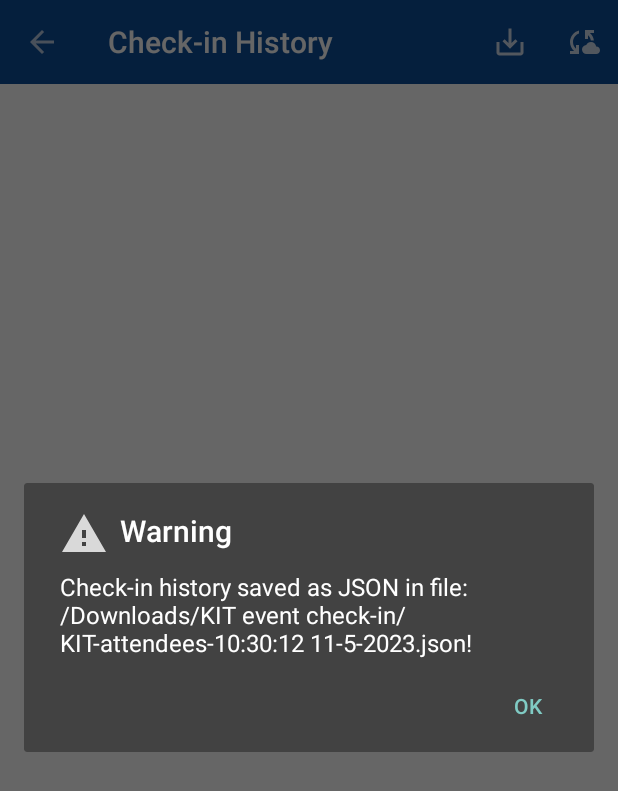
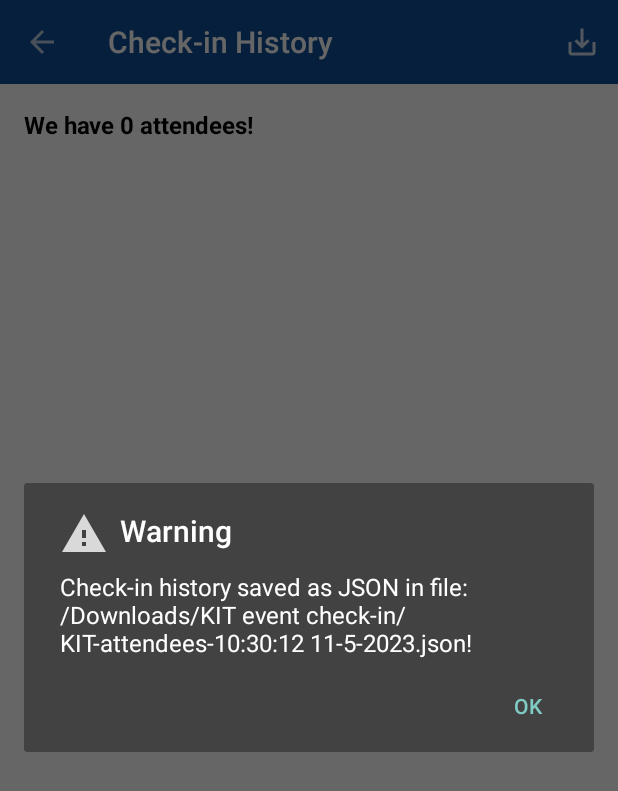
Before and after one commit to HVgiang86/KIT-event-qr-scanner, an Android app: the CheckinHistoryActivity screen opened directly, with no data from a screen before it, after a tap on "Export Attendee List", on a phone screen of 412 x 824 dp. Shown: the top 791 px of the screen. Run offline under Robolectric (Android 15) with nearby library versions, the light colour scheme and no system bars.

Commit message:
fix bugs

```diff
--- a/app/src/main/java/com/kitclub/kiteventqrscanner/view/activities/CheckinHistoryActivity.kt
+++ b/app/src/main/java/com/kitclub/kiteventqrscanner/view/activities/CheckinHistoryActivity.kt
@@ -7,11 +7,13 @@ import android.os.Environment
 import android.util.Log
 import android.view.Menu
 import android.view.MenuItem
+import android.widget.TextView
 import androidx.annotation.RequiresApi
 import androidx.appcompat.app.AlertDialog
 import androidx.appcompat.app.AppCompatActivity
 import androidx.recyclerview.widget.LinearLayoutManager
 import androidx.recyclerview.widget.RecyclerView
+import com.kitclub.kiteventqrscanner.BigDataTestAsyncTask
 import com.kitclub.kiteventqrscanner.R
 import com.kitclub.kiteventqrscanner.model.firebase.FirebaseHelper
 import com.kitclub.kiteventqrscanner.model.models.attendee.Attendee
@@ -51,6 +53,9 @@ class CheckinHistoryActivity : AppCompatActivity() {
 
         attendeeList = AttendeeList.attendeeList
 
+        val attendeeCountTV: TextView = findViewById(R.id.attendees_count_tv)
+        attendeeCountTV.text = "We have ${attendeeList.size} attendees!"
+
         val linearLayoutManager = LinearLayoutManager(this)
         linearLayoutManager.reverseLayout = true
         linearLayoutManager.stackFromEnd = true
@@ -71,10 +76,6 @@ class CheckinHistoryActivity : AppCompatActivity() {
         when (item.itemId) {
             R.id.export_menu -> {
                 exportMenu()
-            }
-
-            R.id.cloud_sync -> {
-
             }
         }
         return super.onOptionsItemSelected(item)
--- a/app/src/main/res/layout/activity_checkin_history.xml
+++ b/app/src/main/res/layout/activity_checkin_history.xml
@@ -12,11 +12,22 @@
         layout="@layout/toolbar"
         app:title="@string/app_name" />
 
+    <TextView
+        android:id="@+id/attendees_count_tv"
+        android:layout_width="wrap_content"
+        android:layout_height="wrap_content"
+        android:layout_below="@id/toolbar"
+        android:textStyle="bold"
+        android:textSize="16sp"
+        android:textColor="@color/black"
+        android:layout_margin="16dp"
+        />
+
     <androidx.recyclerview.widget.RecyclerView
         android:id="@+id/recycler_view"
         android:layout_width="match_parent"
         android:layout_height="wrap_content"
-        android:layout_below="@id/toolbar"
+        android:layout_below="@id/attendees_count_tv"
         android:layout_marginStart="16dp"
         android:layout_marginTop="16dp"
         android:layout_marginEnd="16dp"
--- a/app/src/main/res/menu/checkin_history_menu.xml
+++ b/app/src/main/res/menu/checkin_history_menu.xml
@@ -9,11 +9,7 @@
 
         />
 
-    <item android:id="@+id/cloud_sync"
-        android:icon="@drawable/ic_cloud_sync"
-        android:title="@string/cloud_sync"
-        app:showAsAction="always"
-        /><!--
+    <!--
 
     <item android:id="@+id/clear_menu"
         android:icon="@drawable/ic_delete_white"
```
Also changed, not shown: app/src/main/java/com/kitclub/kiteventqrscanner/BigDataTestAsyncTask.kt (added, +42 -0 lines).
